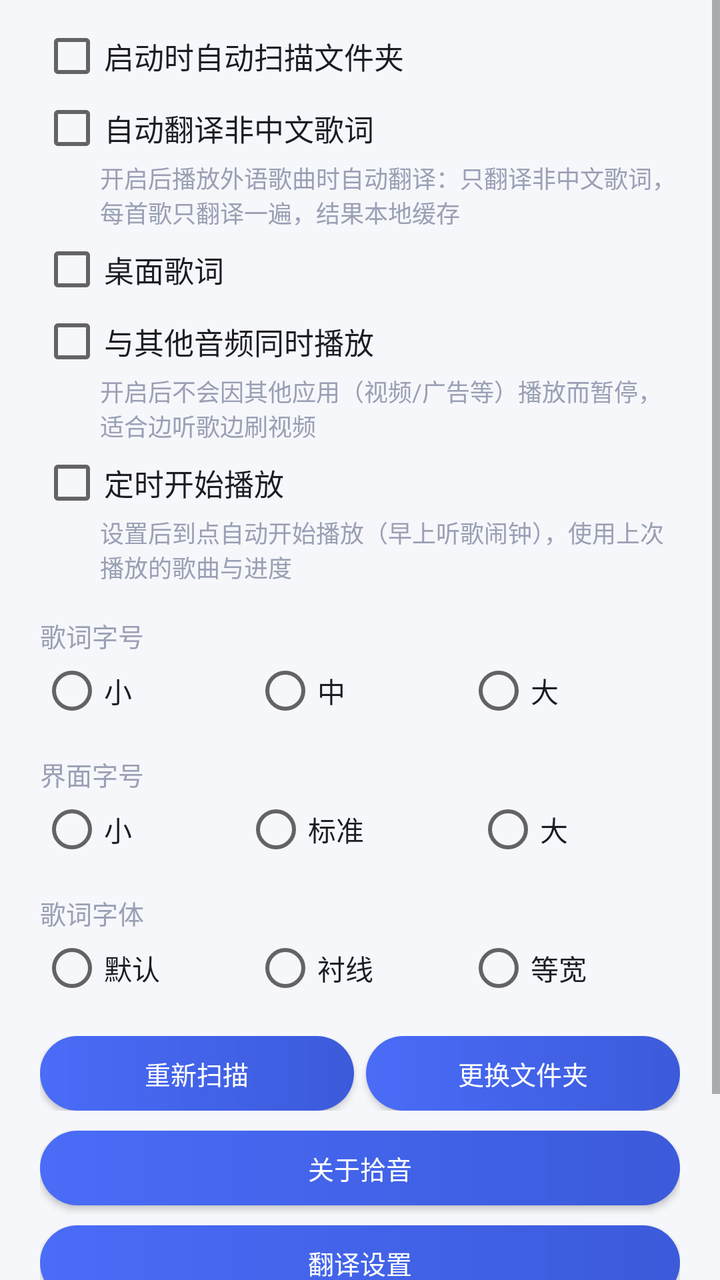
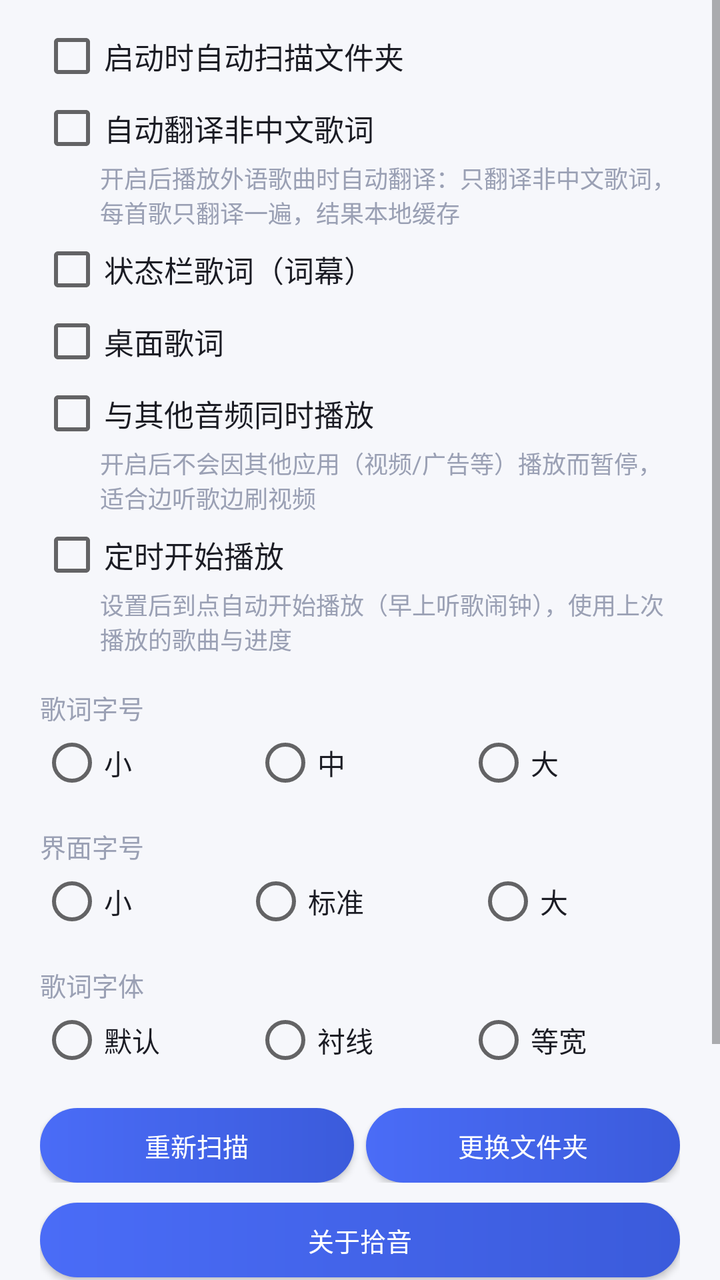

Two renders of the same Android screen: before a commit and after it. Below are the layout's source before the change and the commit's diff.
<!-- AndroidManifest.xml: application theme Theme.SubtitlePlayer -->
<!-- res/layout/settings_dialog.xml -->
<?xml version="1.0" encoding="utf-8"?>
<ScrollView xmlns:android="http://schemas.android.com/apk/res/android"
    android:layout_width="match_parent"
    android:layout_height="wrap_content">

    <LinearLayout
        android:layout_width="match_parent"
        android:layout_height="wrap_content"
        android:orientation="vertical"
        android:paddingStart="20dp"
        android:paddingEnd="20dp"
        android:paddingTop="12dp"
        android:paddingBottom="4dp">

        <CheckBox
            android:id="@+id/chkAutoScan"
            android:layout_width="match_parent"
            android:layout_height="wrap_content"
            android:text="@string/auto_scan"
            android:textColor="@color/text_primary"
            android:textSize="15sp" />

        <CheckBox
            android:id="@+id/chkAutoTrans"
            android:layout_width="match_parent"
            android:layout_height="wrap_content"
            android:layout_marginTop="4dp"
            android:text="@string/auto_trans"
            android:textColor="@color/text_primary"
            android:textSize="15sp" />

        <TextView
            android:layout_width="match_parent"
            android:layout_height="wrap_content"
            android:layout_marginStart="30dp"
            android:text="@string/auto_trans_hint"
            android:textColor="@color/text_hint"
            android:textSize="12sp" />

        <CheckBox
            android:id="@+id/chkDesktopLyrics"
            android:layout_width="match_parent"
            android:layout_height="wrap_content"
            android:layout_marginTop="4dp"
            android:text="@string/desktop_lyrics_label"
            android:textColor="@color/text_primary"
            android:textSize="15sp" />

        <LinearLayout
            android:id="@+id/lyricsGroup"
            android:layout_width="match_parent"
            android:layout_height="wrap_content"
            android:layout_marginStart="30dp"
            android:orientation="vertical"
            android:visibility="gone">

            <TextView
                android:layout_width="match_parent"
                android:layout_height="wrap_content"
                android:layout_marginTop="8dp"
                android:text="@string/desktop_lyrics_size_label"
                android:textColor="@color/text_hint"
                android:textSize="13sp" />

            <RadioGroup
                android:id="@+id/rgDesktopSize"
                android:layout_width="match_parent"
                android:layout_height="wrap_content"
                android:orientation="horizontal">

                <RadioButton
                    android:id="@+id/rbDesktopSizeS"
                    android:layout_width="wrap_content"
                    android:layout_height="wrap_content"
                    android:layout_weight="1"
                    android:tag="0"
                    android:text="@string/size_small"
                    android:textColor="@color/text_primary" />

                <RadioButton
                    android:id="@+id/rbDesktopSizeM"
                    android:layout_width="wrap_content"
                    android:layout_height="wrap_content"
                    android:layout_weight="1"
                    android:tag="1"
                    android:text="@string/size_medium"
                    android:textColor="@color/text_primary" />

                <RadioButton
                    android:id="@+id/rbDesktopSizeL"
                    android:layout_width="wrap_content"
                    android:layout_height="wrap_content"
                    android:layout_weight="1"
                    android:tag="2"
                    android:text="@string/size_large"
                    android:textColor="@color/text_primary" />
            </RadioGroup>

            <TextView
                android:layout_width="match_parent"
                android:layout_height="wrap_content"
                android:layout_marginTop="8dp"
                android:text="@string/desktop_lyrics_alpha_label"
                android:textColor="@color/text_hint"
                android:textSize="13sp" />

            <RadioGroup
                android:id="@+id/rgDesktopAlpha"
                android:layout_width="match_parent"
                android:layout_height="wrap_content"
                android:orientation="horizontal">

                <RadioButton
                    android:id="@+id/rbDesktopAlpha0"
                    android:layout_width="wrap_content"
                    android:layout_height="wrap_content"
                    android:layout_weight="1"
                    android:tag="0"
                    android:text="@string/desktop_lyrics_alpha_0"
                    android:textColor="@color/text_primary" />

                <RadioButton
                    android:id="@+id/rbDesktopAlpha1"
                    android:layout_width="wrap_content"
                    android:layout_height="wrap_content"
                    android:layout_weight="1"
                    android:tag="1"
                    android:text="@string/desktop_lyrics_alpha_1"
                    android:textColor="@color/text_primary" />

                <RadioButton
                    android:id="@+id/rbDesktopAlpha2"
                    android:layout_width="wrap_content"
                    android:layout_height="wrap_content"
                    android:layout_weight="1"
                    android:tag="2"
                    android:text="@string/desktop_lyrics_alpha_2"
                    android:textColor="@color/text_primary" />
            </RadioGroup>

            <CheckBox
                android:id="@+id/chkLyricsLocked"
                android:layout_width="match_parent"
                android:layout_height="wrap_content"
                android:layout_marginTop="4dp"
                android:text="@string/desktop_lyrics_locked"
                android:textColor="@color/text_primary"
                android:textSize="14sp" />
        </LinearLayout>

        <CheckBox
            android:id="@+id/chkMixAudio"
            android:layout_width="match_parent"
            android:layout_height="wrap_content"
            android:layout_marginTop="4dp"
            android:text="@string/mix_audio_label"
            android:textColor="@color/text_primary"
            android:textSize="15sp" />

        <TextView
            android:layout_width="match_parent"
            android:layout_height="wrap_content"
            android:layout_marginStart="30dp"
            android:text="@string/mix_audio_hint"
            android:textColor="@color/text_hint"
            android:textSize="12sp" />

        <CheckBox
            android:id="@+id/chkAlarmPlay"
            android:layout_width="match_parent"
            android:layout_height="wrap_content"
            android:layout_marginTop="4dp"
            android:text="@string/alarm_play"
            android:textColor="@color/text_primary"
            android:textSize="15sp" />

        <TextView
            android:layout_width="match_parent"
            android:layout_height="wrap_content"
            android:layout_marginStart="30dp"
            android:text="@string/alarm_play_hint"
            android:textColor="@color/text_hint"
            android:textSize="12sp" />

        <TextView
            android:layout_width="match_parent"
            android:layout_height="wrap_content"
            android:layout_marginTop="16dp"
            android:text="@string/lyric_size_label"
            android:textColor="@color/text_hint"
            android:textSize="13sp" />

        <RadioGroup
            android:id="@+id/rgLyricSize"
            android:layout_width="match_parent"
            android:layout_height="wrap_content"
            android:layout_marginTop="2dp"
            android:orientation="horizontal">

            <RadioButton
                android:id="@+id/rbLyricSmall"
                android:layout_width="wrap_content"
                android:layout_height="wrap_content"
                android:layout_weight="1"
                android:tag="15"
                android:text="@string/size_small"
                android:textColor="@color/text_primary" />

            <RadioButton
                android:id="@+id/rbLyricMid"
                android:layout_width="wrap_content"
                android:layout_height="wrap_content"
                android:layout_weight="1"
                android:tag="18"
                android:text="@string/size_medium"
                android:textColor="@color/text_primary" />

            <RadioButton
                android:id="@+id/rbLyricLarge"
                android:layout_width="wrap_content"
                android:layout_height="wrap_content"
                android:layout_weight="1"
                android:tag="22"
                android:text="@string/size_large"
                android:textColor="@color/text_primary" />
        </RadioGroup>

        <TextView
            android:layout_width="match_parent"
            android:layout_height="wrap_content"
            android:layout_marginTop="16dp"
            android:text="@string/ui_size_label"
            android:textColor="@color/text_hint"
            android:textSize="13sp" />

        <RadioGroup
            android:id="@+id/rgUiSize"
            android:layout_width="match_parent"
            android:layout_height="wrap_content"
            android:layout_marginTop="2dp"
            android:orientation="horizontal">

            <RadioButton
                android:id="@+id/rbUiSmall"
                android:layout_width="wrap_content"
                android:layout_height="wrap_content"
                android:layout_weight="1"
                android:tag="13"
                android:text="@string/size_small"
                android:textColor="@color/text_primary" />

            <RadioButton
                android:id="@+id/rbUiStd"
                android:layout_width="wrap_content"
                android:layout_height="wrap_content"
                android:layout_weight="1"
                android:tag="15"
                android:text="@string/size_standard"
                android:textColor="@color/text_primary" />

            <RadioButton
                android:id="@+id/rbUiLarge"
                android:layout_width="wrap_content"
                android:layout_height="wrap_content"
                android:layout_weight="1"
                android:tag="17"
                android:text="@string/size_large"
                android:textColor="@color/text_primary" />
        </RadioGroup>

        <TextView
            android:layout_width="match_parent"
            android:layout_height="wrap_content"
            android:layout_marginTop="16dp"
            android:text="@string/lyric_font_label"
            android:textColor="@color/text_hint"
            android:textSize="13sp" />

        <RadioGroup
            android:id="@+id/rgFont"
            android:layout_width="match_parent"
            android:layout_height="wrap_content"
            android:layout_marginTop="2dp"
            android:orientation="horizontal">

            <RadioButton
                android:id="@+id/rbFontDefault"
                android:layout_width="wrap_content"
                android:layout_height="wrap_content"
                android:layout_weight="1"
                android:tag="0"
                android:text="@string/font_default"
                android:textColor="@color/text_primary" />

            <RadioButton
                android:id="@+id/rbFontSerif"
                android:layout_width="wrap_content"
                android:layout_height="wrap_content"
                android:layout_weight="1"
                android:tag="1"
                android:text="@string/font_serif"
                android:textColor="@color/text_primary" />

            <RadioButton
                android:id="@+id/rbFontMono"
                android:layout_width="wrap_content"
                android:layout_height="wrap_content"
                android:layout_weight="1"
                android:tag="2"
                android:text="@string/font_mono"
                android:textColor="@color/text_primary" />
        </RadioGroup>

        <LinearLayout
            android:layout_width="match_parent"
            android:layout_height="wrap_content"
            android:layout_marginTop="18dp"
            android:orientation="horizontal">

            <Button
                android:id="@+id/btnRescanNow"
                style="@style/BtnStyle"
                android:layout_width="0dp"
                android:layout_height="wrap_content"
                android:layout_marginEnd="6dp"
                android:layout_weight="1"
                android:text="@string/rescan" />

            <Button
                android:id="@+id/btnChangeFolder"
                style="@style/BtnStyle"
                android:layout_width="0dp"
                android:layout_height="wrap_content"
                android:layout_weight="1"
                android:text="@string/change_folder" />
        </LinearLayout>

        <Button
            android:id="@+id/btnAbout"
            style="@style/BtnStyle"
            android:layout_width="match_parent"
            android:layout_height="wrap_content"
            android:layout_marginTop="10dp"
            android:text="@string/about" />

        <Button
            android:id="@+id/btnTransSettings"
            style="@style/BtnStyle"
            android:layout_width="match_parent"
            android:layout_height="wrap_content"
            android:layout_marginTop="10dp"
            android:text="@string/trans_settings" />

        <Button
            android:id="@+id/btnEqSettings"
            style="@style/BtnStyle"
            android:layout_width="match_parent"
            android:layout_height="wrap_content"
            android:layout_marginTop="10dp"
            android:text="@string/eq_entry" />

        <Button
            android:id="@+id/btnTheme"
            style="@style/BtnStyle"
            android:layout_width="match_parent"
            android:layout_height="wrap_content"
            android:layout_marginTop="10dp"
            android:text="@string/theme_entry" />

    </LinearLayout>
</ScrollView>
<!-- resources referenced by this layout -->
<resources>
  <color name="text_hint">#9AA0B4</color>
  <color name="text_primary">#1B1C24</color>
  <string name="about">关于拾音</string>
  <string name="alarm_play">定时开始播放</string>
  <string name="alarm_play_hint">设置后到点自动开始播放（早上听歌闹钟），使用上次播放的歌曲与进度</string>
  <string name="auto_scan">启动时自动扫描文件夹</string>
  <string name="auto_trans">自动翻译非中文歌词</string>
  <string name="auto_trans_hint">开启后播放外语歌曲时自动翻译：只翻译非中文歌词，每首歌只翻译一遍，结果本地缓存</string>
  <string name="change_folder">更换文件夹</string>
  <string name="desktop_lyrics_alpha_0">不透明</string>
  <string name="desktop_lyrics_alpha_1">半透明</string>
  <string name="desktop_lyrics_alpha_2">更透明</string>
  <string name="desktop_lyrics_alpha_label">背景透明度</string>
  <string name="desktop_lyrics_label">桌面歌词</string>
  <string name="desktop_lyrics_locked">锁定位置（不可拖动）</string>
  <string name="desktop_lyrics_size_label">歌词字号</string>
  <string name="eq_entry">音效</string>
  <string name="font_default">默认</string>
  <string name="font_mono">等宽</string>
  <string name="font_serif">衬线</string>
  <string name="lyric_font_label">歌词字体</string>
  <string name="lyric_size_label">歌词字号</string>
  <string name="mix_audio_hint">开启后不会因其他应用（视频/广告等）播放而暂停，适合边听歌边刷视频</string>
  <string name="mix_audio_label">与其他音频同时播放</string>
  <string name="rescan">重新扫描</string>
  <string name="size_large">大</string>
  <string name="size_medium">中</string>
  <string name="size_small">小</string>
  <string name="size_standard">标准</string>
  <string name="theme_entry">主题</string>
  <string name="trans_settings">翻译设置</string>
  <string name="ui_size_label">界面字号</string>
  <style name="BtnStyle" parent="Widget.AppCompat.Button">
          <item name="android:background">@drawable/bg_button</item>
          <item name="android:textColor">@color/white</item>
          <item name="android:textAllCaps">false</item>
          <item name="android:textSize">13sp</item>
          <item name="android:minHeight">0dp</item>
          <item name="android:minWidth">0dp</item>
          <item name="android:insetTop">0dp</item>
          <item name="android:insetBottom">0dp</item>
          <item name="android:paddingTop">9dp</item>
          <item name="android:paddingBottom">9dp</item>
          <item name="android:paddingStart">10dp</item>
          <item name="android:paddingEnd">10dp</item>
      </style>
  <style name="Theme.SubtitlePlayer" parent="Theme.AppCompat.DayNight.NoActionBar">
          <item name="android:windowBackground">@color/bg</item>
          <item name="android:statusBarColor">@color/bg</item>
          <item name="android:navigationBarColor">@color/bg</item>
      </style>
  <!-- drawable bg_button (drawable) -->
  <?xml version="1.0" encoding="utf-8"?>
  <shape xmlns:android="http://schemas.android.com/apk/res/android"
      android:shape="rectangle">
      <corners android:radius="22dp" />
      <gradient
          android:angle="0"
          android:endColor="@color/accent_dark"
          android:startColor="@color/accent" />
  </shape>
  <color name="white">#FFFFFF</color>
  <color name="bg">#F6F7FB</color>
  <color name="accent_dark">#3B5BDB</color>
  <color name="accent">#4A6CF7</color>
</resources>

<!-- the commit's change to res/layout/settings_dialog.xml (unified diff, before → after) -->
@@ -38,6 +38,15 @@
             android:textSize="12sp" />
 
         <CheckBox
+            android:id="@+id/chkLyricon"
+            android:layout_width="match_parent"
+            android:layout_height="wrap_content"
+            android:layout_marginTop="4dp"
+            android:text="@string/lyricon_enabled"
+            android:textColor="@color/text_primary"
+            android:textSize="15sp" />
+
+        <CheckBox
             android:id="@+id/chkDesktopLyrics"
             android:layout_width="match_parent"
             android:layout_height="wrap_content"
<!-- resource entries referenced after the edit -->
@@ -22,6 +22,7 @@
   <string name="font_serif">衬线</string>
   <string name="lyric_font_label">歌词字体</string>
   <string name="lyric_size_label">歌词字号</string>
+  <string name="lyricon_enabled">状态栏歌词（词幕）</string>
   <string name="mix_audio_hint">开启后不会因其他应用（视频/广告等）播放而暂停，适合边听歌边刷视频</string>
   <string name="mix_audio_label">与其他音频同时播放</string>
   <string name="rescan">重新扫描</string>
